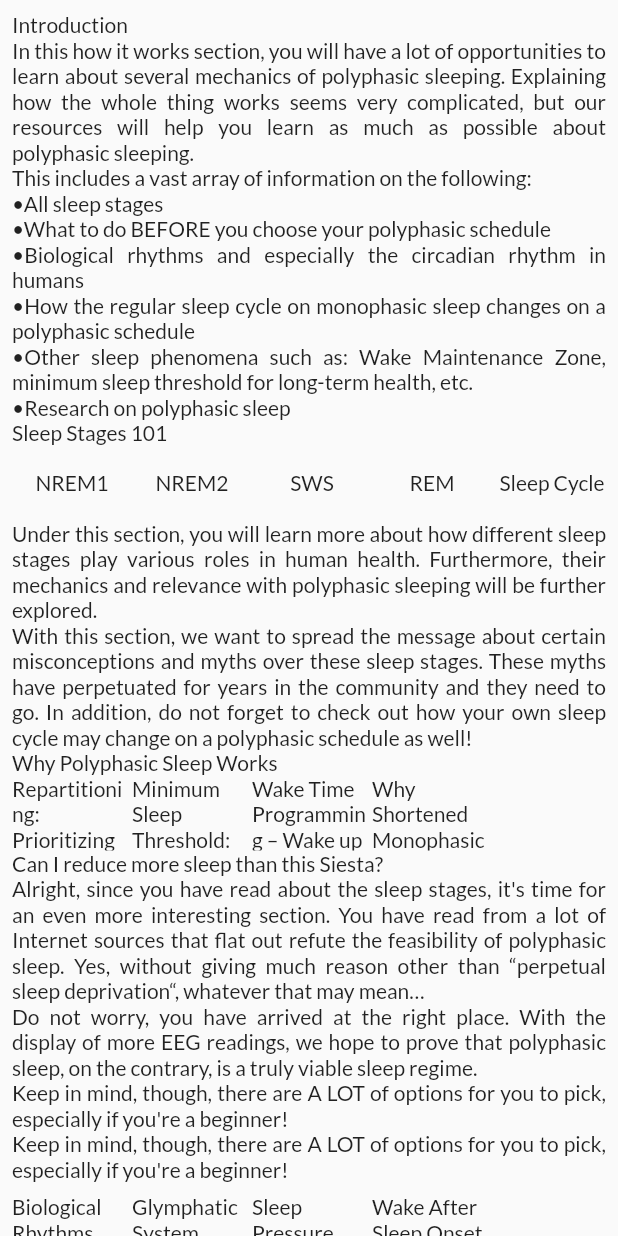
After one commit to TheLameOne/polyphasic_sleep, a Flutter app: the screen it shows after launch, on a phone screen of 412 x 824 dp. The commit adds this screen. Run offline on Flutter 3.47's test engine with Material 2 defaults, Android fonts, the phone set to English and light mode, and no system bars; our stand-ins replace google_fonts; missing offline and left inert: awesome_circular_chart.

Commit message:
created how_it_works screen

```diff
--- /dev/null
+++ b/lib/custom/bullet_list.dart
@@ -0,0 +1,16 @@
+import 'package:flutter/material.dart';
+import 'package:polyphasic_sleep/custom/justify_text.dart';
+
+class BulletList extends StatelessWidget {
+  List? data;
+
+  BulletList({this.data});
+
+  @override
+  Widget build(BuildContext context) {
+    return Column(
+      crossAxisAlignment: CrossAxisAlignment.start,
+      children: [for (var x in data!) JustifyText(data: "\u2022" + x)],
+    );
+  }
+}
--- /dev/null
+++ b/lib/custom/justify_text.dart
@@ -0,0 +1,11 @@
+import 'package:flutter/material.dart';
+
+class JustifyText extends StatelessWidget {
+  String data;
+
+  JustifyText({required this.data});
+  @override
+  Widget build(BuildContext context) {
+    return Text(data, textAlign: TextAlign.justify);
+  }
+}
--- /dev/null
+++ b/lib/custom/text_box.dart
@@ -0,0 +1,25 @@
+import 'package:flutter/material.dart';
+
+class TextBox extends StatefulWidget {
+  String textData;
+  String? heading;
+
+  TextBox({required this.textData, this.heading});
+
+  @override
+  State<TextBox> createState() => _TextBoxState();
+}
+
+class _TextBoxState extends State<TextBox> {
+  @override
+  Widget build(BuildContext context) {
+    if (widget.heading != null)
+      return Container(
+        child: Text(widget.textData),
+      );
+    else
+      return Container(
+        child: Text(widget.textData),
+      );
+  }
+}
--- /dev/null
+++ b/lib/data.dart
@@ -0,0 +1,5 @@
+// How it works
+// Schedules
+  // Schedules Type
+// Before you start
+// How to Adapt
--- a/lib/main.dart
+++ b/lib/main.dart
@@ -26,7 +26,7 @@ class MyApp extends StatelessWidget {
       title: 'Polyphasic Sleep',
       debugShowCheckedModeBanner: false,
       theme: ThemeData(
-        textTheme: GoogleFonts.poppinsTextTheme(
+        textTheme: GoogleFonts.latoTextTheme(
           Theme.of(context).textTheme,
         ),
       ),
@@ -34,15 +34,6 @@ class MyApp extends StatelessWidget {
       routes: {
         // LoginScreen.routeNamed: (BuildContext context) => LoginScreen(),
         SplashScreen.routeNamed: (BuildContext context) => SplashScreen(),
-        // HomeScreen.routeNamed: (BuildContext context) => HomeScreen(),
-        // PackageOverviewScreen.routeNamed: (BuildContext context) =>
-        //     PackageOverviewScreen(),
-        // // CheckoutScreen.routeNamed: (BuildContext context) => CheckoutScreen(),
-        // BookingScreen.routeNamed: (BuildContext context) => BookingScreen(),
-        // ProfileScreen.routeNamed: (BuildContext context) => ProfileScreen(),
-        // ReferScreen.routeNamed: (BuildContext context) => ReferScreen(),
-        // FavouriteScreen.routeNamed: (BuildContext context) => FavouriteScreen(),
-        // PackagesScreen.routeNamed: (BuildContext context) => PackagesScreen(),
       },
     );
   }
--- /dev/null
+++ b/lib/screens/how_it_works/how_it_works.dart
@@ -0,0 +1,193 @@
+import 'package:flutter/material.dart';
+import 'package:polyphasic_sleep/custom/bullet_list.dart';
+import 'package:polyphasic_sleep/custom/justify_text.dart';
+
+class HowItWorks extends StatefulWidget {
+  const HowItWorks({super.key});
+
+  @override
+  State<HowItWorks> createState() => _HowItWorksState();
+}
+
+class _HowItWorksState extends State<HowItWorks> {
+  @override
+  Widget build(BuildContext context) {
+    return SafeArea(
+      child: Scaffold(
+        body: SingleChildScrollView(
+          child: Padding(
+            padding: const EdgeInsets.all(8.0),
+            child: Container(
+              child: Column(
+                  crossAxisAlignment: CrossAxisAlignment.start,
+                  children: [
+                    JustifyText(data: "Introduction"),
+                    JustifyText(
+                      data:
+                          "In this how it works section, you will have a lot of opportunities to learn about several mechanics of polyphasic sleeping. Explaining how the whole thing works seems very complicated, but our resources will help you learn as much as possible about polyphasic sleeping.",
+                    ),
+                    JustifyText(
+                        data:
+                            "This includes a vast array of information on the following:"),
+                    BulletList(data: [
+                      "All sleep stages",
+                      "What to do BEFORE you choose your polyphasic schedule",
+                      "Biological rhythms and especially the circadian rhythm in humans",
+                      "How the regular sleep cycle on monophasic sleep changes on a polyphasic schedule",
+                      "Other sleep phenomena such as: Wake Maintenance Zone, minimum sleep threshold for long-term health, etc.",
+                      "Research on polyphasic sleep"
+                    ]),
+                    JustifyText(data: "Sleep Stages 101"),
+                    // Containers
+                    Row(
+                      children: [
+                        Container(
+                            height: 50,
+                            width: 80,
+                            child: Center(child: Text("NREM1"))),
+                        Container(
+                            height: 50,
+                            width: 80,
+                            child: Center(child: Text("NREM2"))),
+                        Container(
+                            height: 50,
+                            width: 80,
+                            child: Center(child: Text("SWS"))),
+                        Container(
+                            height: 50,
+                            width: 80,
+                            child: Center(child: Text("REM"))),
+                        Container(
+                            height: 50,
+                            width: 80,
+                            child: Center(child: Text("Sleep Cycle"))),
+                      ],
+                    ),
+                    JustifyText(
+                        data:
+                            "Under this section, you will learn more about how different sleep stages play various roles in human health. Furthermore, their mechanics and relevance with polyphasic sleeping will be further explored. "),
+                    JustifyText(
+                        data:
+                            "With this section, we want to spread the message about certain misconceptions and myths over these sleep stages. These myths have perpetuated for years in the community and they need to go. In addition, do not forget to check out how your own sleep cycle may change on a polyphasic schedule as well!"),
+                    JustifyText(data: "Why Polyphasic Sleep Works"),
+                    Row(
+                      children: [
+                        Container(
+                            height: 50,
+                            width: 80,
+                            child: Center(
+                                child: Text(
+                                    "Repartitioning: Prioritizing Vital Sleep"))),
+                        Container(
+                            height: 50,
+                            width: 80,
+                            child: Center(
+                                child: Text(
+                                    "Minimum Sleep Threshold: How Low Can You Go"))),
+                        Container(
+                            height: 50,
+                            width: 80,
+                            child: Center(
+                                child: Text(
+                                    "Wake Time Programming – Wake up EASILY!"))),
+                        Container(
+                            height: 50,
+                            width: 80,
+                            child: Center(
+                                child: Text(
+                                    "Why Shortened Monophasic DOES NOT WORK"))),
+                      ],
+                    ),
+                    // Animation
+                    JustifyText(
+                        data: "Can I reduce more sleep than this Siesta?"),
+                    JustifyText(
+                        data:
+                            "Alright, since you have read about the sleep stages, it's time for an even more interesting section. You have read from a lot of Internet sources that flat out refute the feasibility of polyphasic sleep. Yes, without giving much reason other than “perpetual sleep deprivation“, whatever that may mean…"),
+                    JustifyText(
+                        data:
+                            "Do not worry, you have arrived at the right place. With the display of more EEG readings, we hope to prove that polyphasic sleep, on the contrary, is a truly viable sleep regime."),
+                    JustifyText(
+                      data:
+                          "Keep in mind, though, there are A LOT of options for you to pick, especially if you're a beginner! ",
+                    ),
+                    JustifyText(
+                        data:
+                            "Keep in mind, though, there are A LOT of options for you to pick, especially if you're a beginner! "),
+                    Row(
+                      children: [
+                        Container(
+                            height: 50,
+                            width: 80,
+                            child: Center(child: Text("Biological Rhythms"))),
+                        Container(
+                            height: 50,
+                            width: 80,
+                            child: Center(child: Text("Glymphatic System"))),
+                        Container(
+                            height: 50,
+                            width: 80,
+                            child: Center(child: Text("Sleep Pressure"))),
+                        Container(
+                            height: 50,
+                            width: 80,
+                            child:
+                                Center(child: Text("Wake After Sleep Onset"))),
+                      ],
+                    ),
+                    Row(
+                      children: [
+                        Container(
+                            height: 50,
+                            width: 80,
+                            child:
+                                Center(child: Text("Wake Maintenance Zone"))),
+                        Container(
+                            height: 50,
+                            width: 80,
+                            child: Center(
+                                child: Text("Determining SWS & REM Peaks"))),
+                      ],
+                    ),
+                    JustifyText(
+                        data:
+                            "Over ~20 years since polyphasic sleep made a big wave with schedules like Uberman and Dymaxion, now there is even more stuff for you to learn! However, this section is a bit more advanced; after understanding how it works, it will help you think through things more carefully. "),
+                    JustifyText(
+                        data:
+                            "While these mechanics may appear negative as you read them, you can actually use them to your advantage! It takes incremental change in sleep habits, one step at a time! Your adaptation may go smoother or rougher depending on how well you apply these concepts. Good luck! "),
+                    JustifyText(
+                        data: "Reasons to Pursue a Polyphasic Schedule"),
+                    Row(
+                      children: [
+                        Container(
+                            height: 50,
+                            width: 80,
+                            child: Center(
+                                child:
+                                    Text("Starting a Polyphasic Lifestyle"))),
+                        Container(
+                            height: 50,
+                            width: 80,
+                            child: Center(
+                                child: Text("Advantages of Polyphasic Sleep"))),
+                        Container(
+                            height: 50,
+                            width: 80,
+                            child: Center(
+                                child:
+                                    Text("Disadvantages of Polyphasic Sleep"))),
+                        Container(
+                            height: 50,
+                            width: 80,
+                            child: Center(
+                                child: Text("Naturally Segmented Sleepers"))),
+                      ],
+                    ),
+                  ]),
+            ),
+          ),
+        ),
+      ),
+    );
+  }
+}
--- a/lib/screens/splashScreen/splash_screen2.dart
+++ b/lib/screens/splashScreen/splash_screen2.dart
@@ -2,8 +2,10 @@ import 'dart:async';
 
 import 'package:flutter/material.dart';
 import 'package:polyphasic_sleep/TestScreen.dart';
+import 'package:polyphasic_sleep/screens/how_it_works/how_it_works2.dart';
 import 'package:polyphasic_sleep/screens/schedules/schedules.dart';
 
+import '../how_it_works/how_it_works.dart';
 import '../schedules/schedule_details.dart';
 
 class SplashScreen2 extends StatefulWidget {
@@ -21,7 +23,7 @@ class _SplashScreen2State extends State<SplashScreen2> {
       Navigator.pushReplacement(
           context,
           MaterialPageRoute(
-            builder: (context) => ScheduleDetails(),
+            builder: (context) => HowItWorks(),
           ));
     });
   }
```
Also changed, not shown: lib/screens/how_it_works/how_it_works2.dart (added, +55 -0 lines), pubspec.yaml (+3 -10 lines), pubspec.lock.
